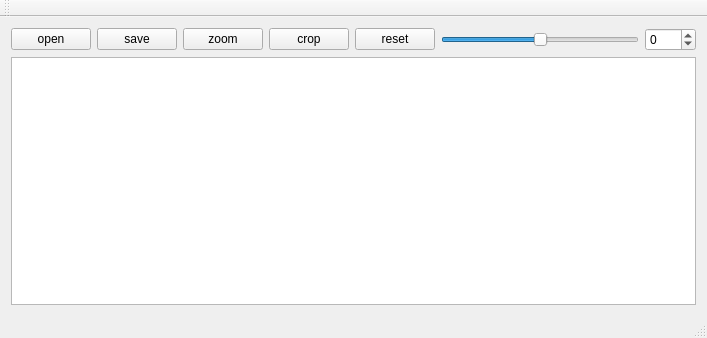
Old version of the form ImageViewer/mainwindow.ui in the repository HazemSamir/QImageViewer.
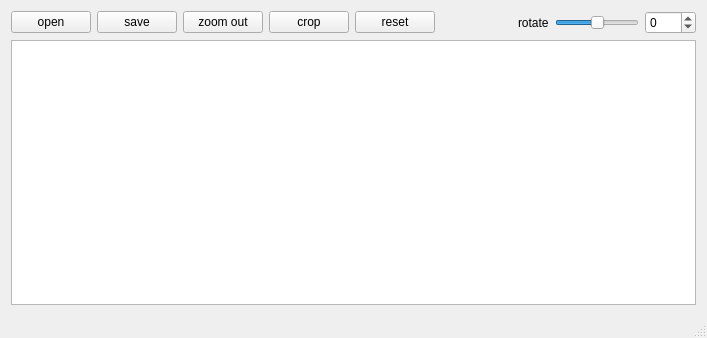
New version of the form.

Diff of the .ui file:
```diff
--- a/ImageViewer/mainwindow.ui
+++ b/ImageViewer/mainwindow.ui
@@ -39,7 +39,7 @@
         <item>
          <widget class="QPushButton" name="zoomBtn">
           <property name="text">
-           <string>zoom</string>
+           <string>zoom out</string>
           </property>
          </widget>
         </item>
@@ -57,13 +57,33 @@
           </property>
          </widget>
         </item>
+        <item>
+         <spacer name="horizontalSpacer">
+          <property name="orientation">
+           <enum>Qt::Horizontal</enum>
+          </property>
+          <property name="sizeHint" stdset="0">
+           <size>
+            <width>30</width>
+            <height>20</height>
+           </size>
+          </property>
+         </spacer>
+        </item>
+        <item>
+         <widget class="QLabel" name="label">
+          <property name="text">
+           <string>rotate</string>
+          </property>
+         </widget>
+        </item>
         <item>
          <widget class="QSlider" name="angleHSlider">
           <property name="minimum">
-           <number>-360</number>
+           <number>-180</number>
           </property>
           <property name="maximum">
-           <number>360</number>
+           <number>180</number>
           </property>
           <property name="orientation">
            <enum>Qt::Horizontal</enum>
@@ -73,10 +93,10 @@
         <item>
          <widget class="QSpinBox" name="angleSpinBox">
           <property name="minimum">
-           <number>-360</number>
+           <number>-180</number>
           </property>
           <property name="maximum">
-           <number>360</number>
+           <number>180</number>
           </property>
          </widget>
         </item>
@@ -89,24 +109,6 @@
     </item>
    </layout>
   </widget>
-  <widget class="QMenuBar" name="menuBar">
-   <property name="geometry">
-    <rect>
-     <x>0</x>
-     <y>0</y>
-     <width>707</width>
-     <height>20</height>
-    </rect>
-   </property>
-  </widget>
-  <widget class="QToolBar" name="mainToolBar">
-   <attribute name="toolBarArea">
-    <enum>TopToolBarArea</enum>
-   </attribute>
-   <attribute name="toolBarBreak">
-    <bool>false</bool>
-   </attribute>
-  </widget>
   <widget class="QStatusBar" name="statusBar"/>
  </widget>
  <layoutdefault spacing="6" margin="11"/>
```
Left out of the diff: 4 changed lines with no effect on the pictures.
